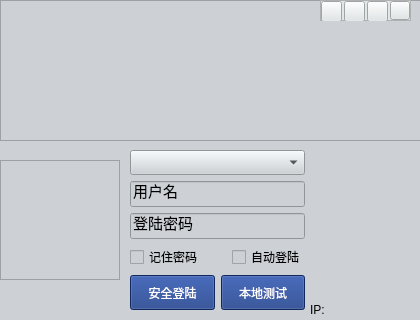
Above: login.ui from WirelessDataCollect/UpperMonitor before the change. Below: the same form after it.
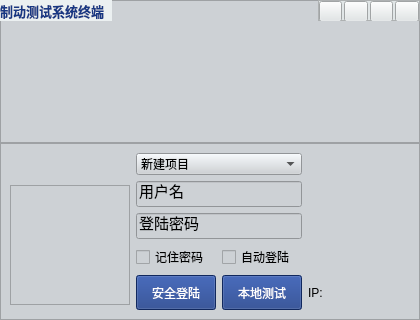
That is the form after the change. Icons and pictures are not drawn.

Patch:
```diff
--- a/login.ui
+++ b/login.ui
@@ -34,46 +34,24 @@
   <property name="styleSheet">
    <string notr="true">background-color: rgb(205, 209, 213);</string>
   </property>
-  <widget class="QFrame" name="frame_2">
-   <property name="geometry">
-    <rect>
-     <x>0</x>
-     <y>160</y>
-     <width>120</width>
-     <height>120</height>
-    </rect>
+  <layout class="QGridLayout" name="gridLayout_3">
+   <property name="leftMargin">
+    <number>0</number>
    </property>
-   <property name="sizePolicy">
-    <sizepolicy hsizetype="Fixed" vsizetype="Fixed">
-     <horstretch>0</horstretch>
-     <verstretch>0</verstretch>
-    </sizepolicy>
+   <property name="topMargin">
+    <number>0</number>
    </property>
-   <property name="minimumSize">
-    <size>
-     <width>120</width>
-     <height>120</height>
-    </size>
+   <property name="rightMargin">
+    <number>0</number>
    </property>
-   <property name="styleSheet">
-    <string notr="true">border-image: url(:/ico/ico/user.png);</string>
+   <property name="bottomMargin">
+    <number>0</number>
    </property>
-   <property name="frameShape">
-    <enum>QFrame::StyledPanel</enum>
+   <property name="spacing">
+    <number>0</number>
    </property>
-   <property name="frameShadow">
-    <enum>QFrame::Raised</enum>
-   </property>
-  </widget>
+   <item row="0" column="0">
   <widget class="QFrame" name="frame_3">
-   <property name="geometry">
-    <rect>
-     <x>0</x>
-     <y>0</y>
-     <width>421</width>
-     <height>141</height>
-    </rect>
-   </property>
    <property name="styleSheet">
     <string notr="true">border-image: url(:/ico/ico/ruililogin.png);</string>
    </property>
@@ -86,9 +64,9 @@
    <widget class="QFrame" name="frame_4">
     <property name="geometry">
      <rect>
-      <x>320</x>
+        <x>318</x>
       <y>0</y>
-      <width>91</width>
+        <width>102</width>
       <height>21</height>
      </rect>
     </property>
@@ -120,6 +98,12 @@
      </property>
      <item>
       <widget class="QPushButton" name="pushButton_3">
+         <property name="sizePolicy">
+          <sizepolicy hsizetype="Minimum" vsizetype="Minimum">
+           <horstretch>0</horstretch>
+           <verstretch>0</verstretch>
+          </sizepolicy>
+         </property>
        <property name="minimumSize">
         <size>
          <width>21</width>
@@ -204,6 +188,12 @@
          <verstretch>0</verstretch>
         </sizepolicy>
        </property>
+         <property name="minimumSize">
+          <size>
+           <width>21</width>
+           <height>21</height>
+          </size>
+         </property>
        <property name="toolTip">
         <string>关闭</string>
        </property>
@@ -222,43 +212,163 @@
     <zorder>minimum</zorder>
     <zorder>pushButton_3</zorder>
    </widget>
-  </widget>
+     <widget class="QLabel" name="label">
+      <property name="geometry">
+       <rect>
+        <x>0</x>
+        <y>0</y>
+        <width>112</width>
+        <height>21</height>
+       </rect>
+      </property>
+      <property name="font">
+       <font>
+        <family>Agency FB</family>
+        <pointsize>10</pointsize>
+        <weight>75</weight>
+        <bold>true</bold>
+        <kerning>true</kerning>
+       </font>
+      </property>
+      <property name="styleSheet">
+       <string notr="true">background-color: rgb(235, 240, 241);
+color: rgb(23, 55, 131);</string>
+      </property>
+      <property name="text">
+       <string>制动测试系统终端</string>
+      </property>
+     </widget>
+    </widget>
+   </item>
+   <item row="1" column="0">
+    <widget class="QFrame" name="frame">
+     <property name="frameShape">
+      <enum>QFrame::StyledPanel</enum>
+     </property>
+     <property name="frameShadow">
+      <enum>QFrame::Raised</enum>
+     </property>
+     <layout class="QGridLayout" name="gridLayout_2">
+      <item row="4" column="3">
   <widget class="QLabel" name="label_LocalIP">
-   <property name="geometry">
-    <rect>
-     <x>310</x>
-     <y>300</y>
-     <width>111</width>
-     <height>20</height>
-    </rect>
+        <property name="sizePolicy">
+         <sizepolicy hsizetype="Minimum" vsizetype="Preferred">
+          <horstretch>0</horstretch>
+          <verstretch>0</verstretch>
+         </sizepolicy>
+        </property>
+        <property name="minimumSize">
+         <size>
+          <width>100</width>
+          <height>0</height>
+         </size>
    </property>
    <property name="text">
     <string>IP: </string>
    </property>
   </widget>
-  <widget class="QWidget" name="layoutWidget">
-   <property name="geometry">
-    <rect>
-     <x>130</x>
-     <y>150</y>
-     <width>175</width>
-     <height>162</height>
-    </rect>
-   </property>
-   <layout class="QVBoxLayout" name="verticalLayout_2">
-    <item>
-     <layout class="QVBoxLayout" name="verticalLayout">
-      <item>
+      </item>
+      <item row="0" column="1" colspan="2">
        <widget class="QComboBox" name="comboBox">
+        <property name="sizePolicy">
+         <sizepolicy hsizetype="Preferred" vsizetype="Minimum">
+          <horstretch>0</horstretch>
+          <verstretch>0</verstretch>
+         </sizepolicy>
+        </property>
+        <property name="minimumSize">
+         <size>
+          <width>25</width>
+          <height>0</height>
+         </size>
+        </property>
+        <item>
+         <property name="text">
+          <string>新建项目</string>
+         </property>
+        </item>
+        <item>
+         <property name="text">
+          <string>新建项目</string>
+         </property>
+        </item>
+        <item>
+         <property name="text">
+          <string>新建项目</string>
+         </property>
+        </item>
+       </widget>
+      </item>
+      <item row="3" column="2">
+       <widget class="QCheckBox" name="checkBox_2">
+        <property name="text">
+         <string>自动登陆</string>
+        </property>
+       </widget>
+      </item>
+      <item row="2" column="3">
+       <spacer name="horizontalSpacer_3">
+        <property name="orientation">
+         <enum>Qt::Horizontal</enum>
+        </property>
+        <property name="sizeHint" stdset="0">
+         <size>
+          <width>120</width>
+          <height>20</height>
+         </size>
+        </property>
+       </spacer>
+      </item>
+      <item row="3" column="1">
+       <widget class="QCheckBox" name="checkBox">
+        <property name="text">
+         <string>记住密码</string>
+        </property>
+       </widget>
+      </item>
+      <item row="4" column="1">
+       <widget class="QPushButton" name="pushButton">
         <property name="minimumSize">
          <size>
           <width>0</width>
-          <height>25</height>
+          <height>35</height>
          </size>
         </property>
+        <property name="styleSheet">
+         <string notr="true">color: rgb(255, 255, 255);
+background-color: rgb(24, 56, 132);</string>
+        </property>
+        <property name="text">
+         <string>安全登陆</string>
+        </property>
        </widget>
       </item>
-      <item>
+      <item row="1" column="0" rowspan="4">
+       <widget class="QFrame" name="frame_2">
+        <property name="sizePolicy">
+         <sizepolicy hsizetype="Fixed" vsizetype="Fixed">
+          <horstretch>0</horstretch>
+          <verstretch>0</verstretch>
+         </sizepolicy>
+        </property>
+        <property name="minimumSize">
+         <size>
+          <width>120</width>
+          <height>120</height>
+         </size>
+        </property>
+        <property name="styleSheet">
+         <string notr="true">border-image: url(:/ico/ico/user.png);</string>
+        </property>
+        <property name="frameShape">
+         <enum>QFrame::StyledPanel</enum>
+        </property>
+        <property name="frameShadow">
+         <enum>QFrame::Raised</enum>
+        </property>
+       </widget>
+      </item>
+      <item row="1" column="1" colspan="2">
        <widget class="QLineEdit" name="lineEdit">
         <property name="enabled">
          <bool>true</bool>
@@ -303,7 +413,7 @@
         </property>
        </widget>
       </item>
-      <item>
+      <item row="2" column="1" colspan="2">
        <widget class="QLineEdit" name="lineEdit_2">
         <property name="sizePolicy">
          <sizepolicy hsizetype="Expanding" vsizetype="Fixed">
@@ -333,59 +443,7 @@
         </property>
        </widget>
       </item>
-     </layout>
-    </item>
-    <item>
-     <layout class="QHBoxLayout" name="horizontalLayout">
-      <item>
-       <widget class="QCheckBox" name="checkBox">
-        <property name="text">
-         <string>记住密码</string>
-        </property>
-       </widget>
-      </item>
-      <item>
-       <spacer name="horizontalSpacer">
-        <property name="orientation">
-         <enum>Qt::Horizontal</enum>
-        </property>
-        <property name="sizeHint" stdset="0">
-         <size>
-          <width>17</width>
-          <height>20</height>
-         </size>
-        </property>
-       </spacer>
-      </item>
-      <item>
-       <widget class="QCheckBox" name="checkBox_2">
-        <property name="text">
-         <string>自动登陆</string>
-        </property>
-       </widget>
-      </item>
-     </layout>
-    </item>
-    <item>
-     <layout class="QHBoxLayout" name="horizontalLayout_2">
-      <item>
-       <widget class="QPushButton" name="pushButton">
-        <property name="minimumSize">
-         <size>
-          <width>0</width>
-          <height>35</height>
-         </size>
-        </property>
-        <property name="styleSheet">
-         <string notr="true">color: rgb(255, 255, 255);
-background-color: rgb(24, 56, 132);</string>
-        </property>
-        <property name="text">
-         <string>安全登陆</string>
-        </property>
-       </widget>
-      </item>
-      <item>
+      <item row="4" column="2">
        <widget class="QPushButton" name="pushButton_2">
         <property name="minimumSize">
          <size>
@@ -403,9 +461,9 @@
        </widget>
       </item>
      </layout>
-    </item>
-   </layout>
-  </widget>
+    </widget>
+   </item>
+  </layout>
  </widget>
  <resources/>
  <connections/>
```
Left out of the diff: 3 changed lines with no effect on the pictures. Lines whose indentation alone changed are shown as unchanged.
